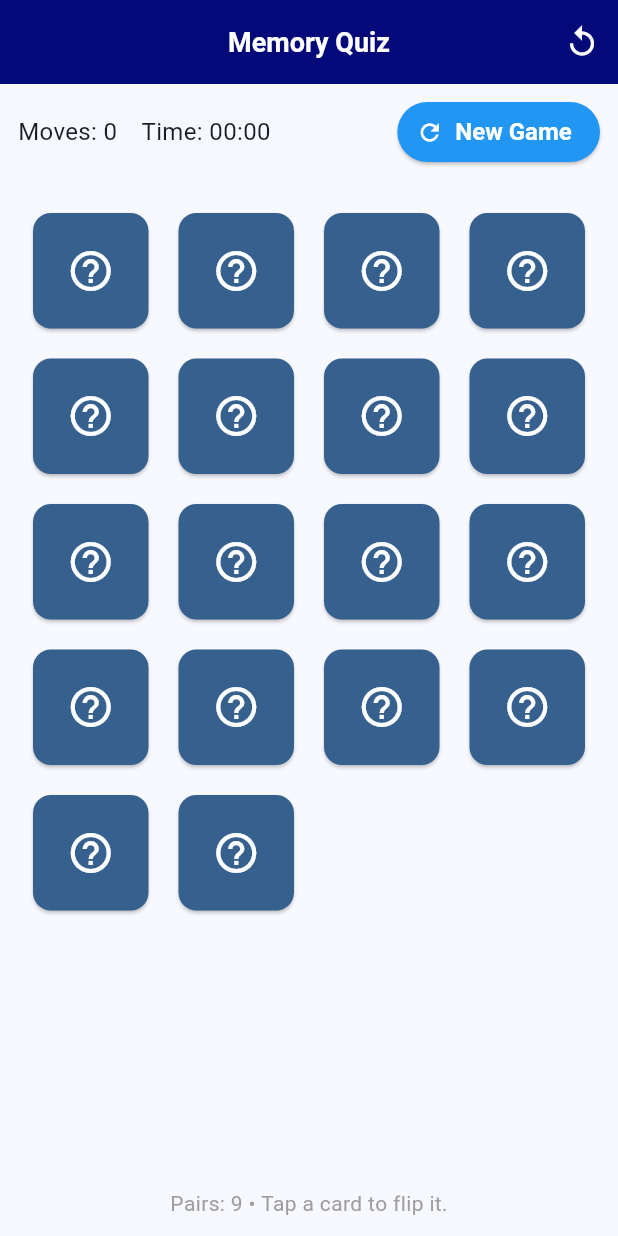
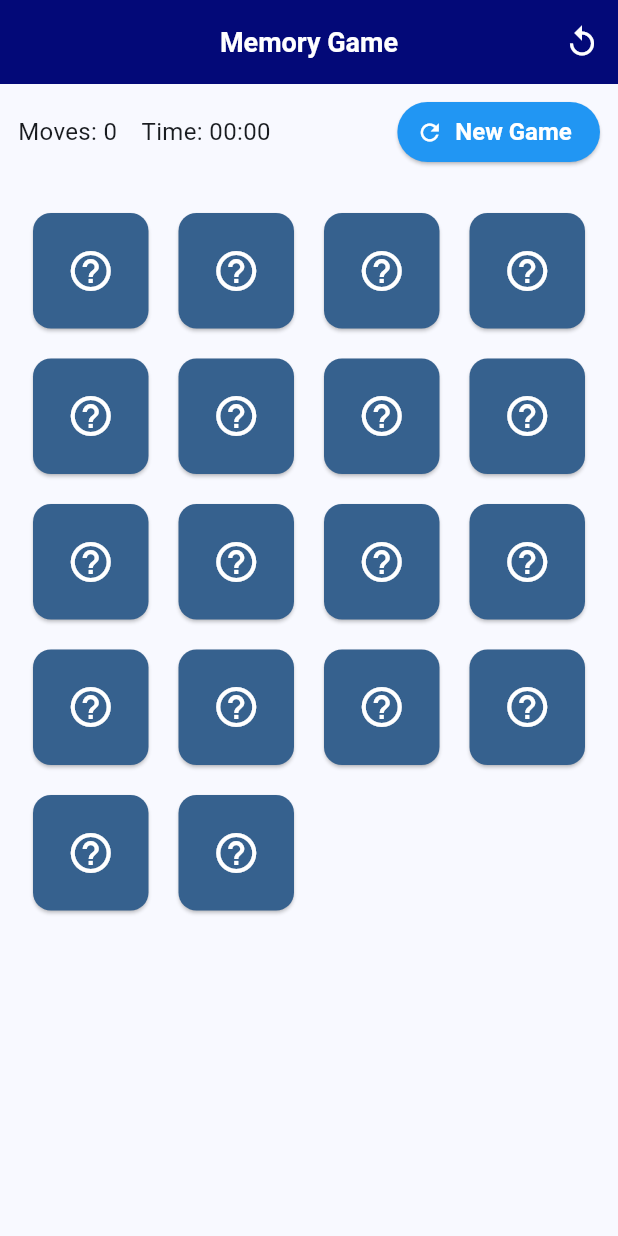
Before and after one commit to Dejana1202/mozgalica_mobilno_racunarstvo, a Flutter app: the MemoryGameSessionPage screen opened directly with empty values, on a phone screen of 412 x 824 dp. Run offline on Flutter 3.47's test engine with Material 3 defaults, Android fonts, the phone set to English and light mode, and no system bars; our stand-ins replace flutter_svg, shared_preferences, sqflite; accounts and stored records are empty.

Commit message:
Localizations details

```diff
--- a/lib/l10n/app_localizations.dart
+++ b/lib/l10n/app_localizations.dart
@@ -325,6 +325,78 @@ abstract class AppLocalizations {
   /// In en, this message translates to:
   /// **'Exit'**
   String get exit;
+
+  /// No description provided for @newGame.
+  ///
+  /// In en, this message translates to:
+  /// **'New Game'**
+  String get newGame;
+
+  /// No description provided for @home.
+  ///
+  /// In en, this message translates to:
+  /// **'Home'**
+  String get home;
+
+  /// No description provided for @cancel.
+  ///
+  /// In en, this message translates to:
+  /// **'Cancel'**
+  String get cancel;
+
+  /// No description provided for @restartGame.
+  ///
+  /// In en, this message translates to:
+  /// **'Restart game'**
+  String get restartGame;
+
+  /// No description provided for @score.
+  ///
+  /// In en, this message translates to:
+  /// **'Score'**
+  String get score;
+
+  /// No description provided for @time.
+  ///
+  /// In en, this message translates to:
+  /// **'Time'**
+  String get time;
+
+  /// No description provided for @questions.
+  ///
+  /// In en, this message translates to:
+  /// **'Questions'**
+  String get questions;
+
+  /// No description provided for @close.
+  ///
+  /// In en, this message translates to:
+  /// **'Close'**
+  String get close;
+
+  /// No description provided for @quizCompleted.
+  ///
+  /// In en, this message translates to:
+  /// **'Quiz Complete'**
+  String get quizCompleted;
+
+  /// No description provided for @moves.
+  ///
+  /// In en, this message translates to:
+  /// **'Moves'**
+  String get moves;
+
+  /// No description provided for @skip.
+  ///
+  /// In en, this message translates to:
+  /// **'Skip'**
+  String get skip;
+
+  /// No description provided for @congratulations.
+  ///
+  /// In en, this message translates to:
+  /// **'Congratulations!'**
+  String get congratulations;
 }
 
 class _AppLocalizationsDelegate
--- a/lib/view/memory/memory_game_session_page.dart
+++ b/lib/view/memory/memory_game_session_page.dart
@@ -2,8 +2,10 @@ import 'dart:async';
 import 'dart:math';
 
 import 'package:flutter/material.dart';
+import 'package:mozgalica/l10n/app_localizations.dart';
 import 'package:mozgalica/model/game_result.dart';
 import 'package:mozgalica/service/game_service.dart';
+import 'package:mozgalica/service/localization_service.dart';
 
 class MemoryGameSessionPage extends StatefulWidget {
   const MemoryGameSessionPage({super.key, required this.playerName});
@@ -142,9 +144,9 @@ class MemoryGameSessionPageState extends State<MemoryGameSessionPage> {
     showDialog(
       context: context,
       builder: (context) => AlertDialog(
-        title: const Text('Congratulations!'),
+        title: Text(AppLocalizations.of(context)!.congratulations),
         content: Text(
-          'You completed the game in $elapsedTime (moves: $moves).',
+          '${AppLocalizations.of(context)!.time} : $elapsedTime , ${AppLocalizations.of(context)!.moves} : $moves',
         ),
         actions: [
           TextButton(
@@ -152,12 +154,12 @@ class MemoryGameSessionPageState extends State<MemoryGameSessionPage> {
               Navigator.of(context).pop();
               startNewGame();
             },
-            child: const Text('Restart'),
+            child:  Text(AppLocalizations.of(context)!.restartGame),
           ),
           TextButton(
             onPressed: () =>
                 Navigator.of(context).popUntil((route) => route.isFirst),
-            child: const Text('Close'),
+            child: Text(AppLocalizations.of(context)!.close),
           ),
         ],
       ),
@@ -191,7 +193,7 @@ class MemoryGameSessionPageState extends State<MemoryGameSessionPage> {
 
     return Scaffold(
       appBar: AppBar(
-        title: const Text('Memory Quiz'),
+        title: Text(GameLocalizationService.getLocalizedTitle(context, GameService.memory)),
         centerTitle: true,
         actions: [
           IconButton(
@@ -208,17 +210,17 @@ class MemoryGameSessionPageState extends State<MemoryGameSessionPage> {
             padding: const EdgeInsets.symmetric(horizontal: 12, vertical: 8),
             child: Row(
               children: [
-                Text('Moves: $moves', style: const TextStyle(fontSize: 16)),
+                Text('${AppLocalizations.of(context)!.moves}: $moves', style: const TextStyle(fontSize: 16)),
                 const SizedBox(width: 16),
                 Text(
-                  'Time: $elapsedTime',
+                  '${AppLocalizations.of(context)!.time}: $elapsedTime',
                   style: const TextStyle(fontSize: 16),
                 ),
                 const Spacer(),
                 ElevatedButton.icon(
                   onPressed: startNewGame,
                   icon: const Icon(Icons.refresh),
-                  label: const Text('New Game'),
+                  label: Text(AppLocalizations.of(context)!.newGame),
                 ),
               ],
             ),
@@ -234,15 +236,6 @@ class MemoryGameSessionPageState extends State<MemoryGameSessionPage> {
               ),
               itemCount: cards.length,
               itemBuilder: (context, index) => buildCard(index),
-            ),
-          ),
-
-          // footer / hint
-          Padding(
-            padding: const EdgeInsets.symmetric(vertical: 12),
-            child: Text(
-              'Pairs: $pairsCount • Tap a card to flip it.',
-              style: const TextStyle(fontSize: 14, color: Colors.grey),
             ),
           ),
         ],
--- a/lib/view/memory/single_player_entry_page.dart
+++ b/lib/view/memory/single_player_entry_page.dart
@@ -73,12 +73,12 @@ class SinglePlayerEntryPageState extends State<SinglePlayerEntryPage> {
             const SizedBox(height: 20),
 
             // Start button
-            ElevatedButton(onPressed: submitName, child: const Text('Start')),
+            ElevatedButton(onPressed: submitName, child: Text(AppLocalizations.of(context)!.startGame)),
 
             const SizedBox(height: 12),
             TextButton(
               onPressed: () => Navigator.of(context).pop(), // Cancel/back
-              child: const Text('Cancel'),
+              child: Text(AppLocalizations.of(context)!.restartGame),
             ),
           ],
         ),
--- a/lib/view/ttt/ttt_game_session_page.dart
+++ b/lib/view/ttt/ttt_game_session_page.dart
@@ -225,7 +225,7 @@ String? checkGameState() {
                 Expanded(
                   child: ElevatedButton.icon(
                     icon: const Icon(Icons.restart_alt),
-                    label: const Text('New Game'),
+                    label: Text(AppLocalizations.of(context)!.newGame),
                     onPressed: () => resetBoard(),
                   ),
                 ),
@@ -233,7 +233,7 @@ String? checkGameState() {
                 Expanded(
                   child: OutlinedButton.icon(
                     icon: const Icon(Icons.home),
-                    label: const Text('Home'),
+                    label: Text(AppLocalizations.of(context)!.home),
                     onPressed: () {
                       Navigator.of(context).popUntil((route) => route.isFirst);
                     },
```
Also changed, not shown: lib/l10n/app_en.arb (+13 -1 lines), lib/l10n/app_localizations_en.dart (+36 -0 lines), lib/l10n/app_localizations_sr.dart (+36 -0 lines), lib/l10n/app_sr.arb (+13 -1 lines), lib/view/math/math_quiz_game_session_page.dart (+10 -8 lines).
